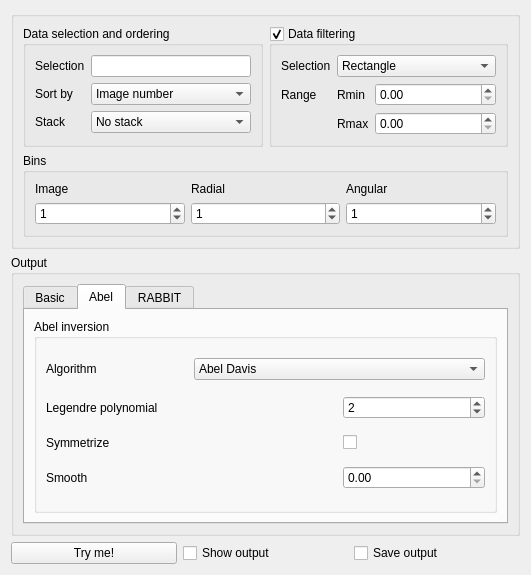
First picture: the form in VMI_toolbox.ui, repository Attolab/GUI_ToF, before the edit.
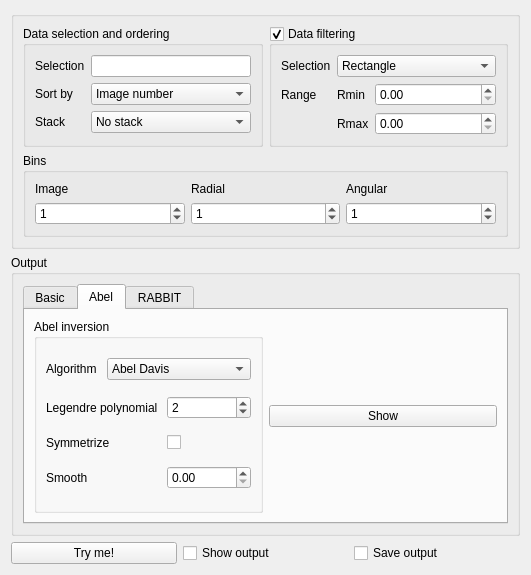
Second picture: the form after the edit. The open tabs and pages were chosen to show the change.

What changed in the file:
```diff
--- a/VMI_toolbox.ui
+++ b/VMI_toolbox.ui
@@ -512,6 +512,13 @@
             </layout>
            </widget>
           </item>
+          <item>
+           <widget class="QPushButton" name="abelInversion_pushButton">
+            <property name="text">
+             <string>Show</string>
+            </property>
+           </widget>
+          </item>
          </layout>
         </widget>
         <widget class="QWidget" name="rabbit_tab">
```
Left out of the diff: 100 changed lines with no effect on the pictures.
